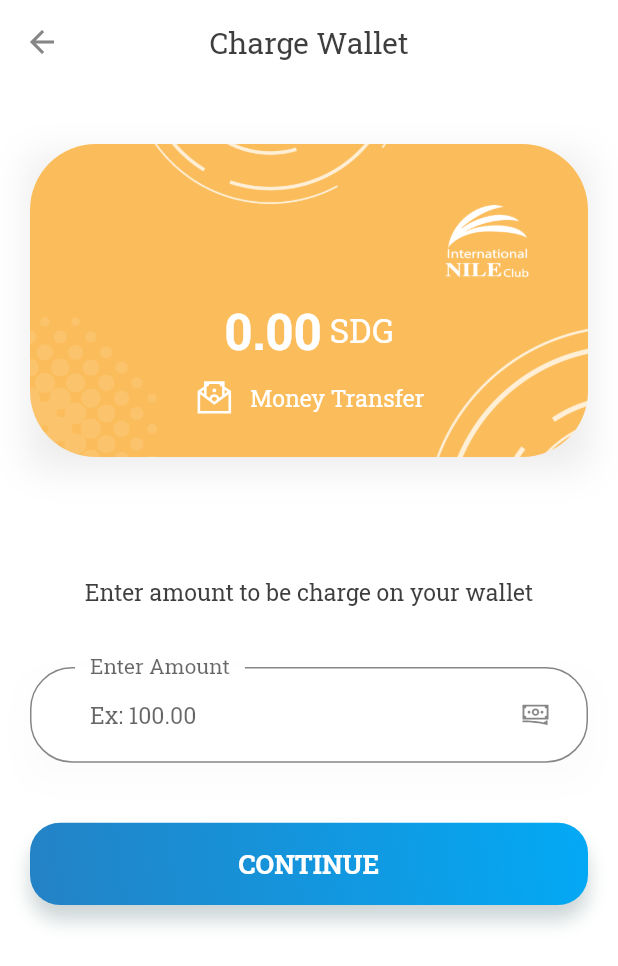
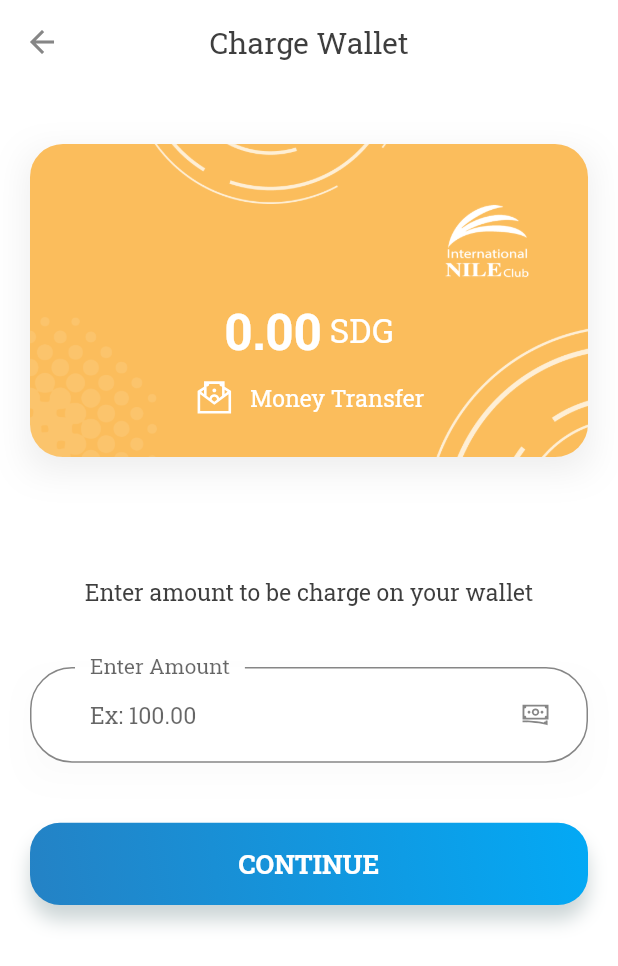
Before and after one commit to MohamedSaifAldawla/Nile-Club-App, a Flutter app: the HomeScreen screen opened by its route, after a tap on "Charge Wallet", on a phone screen of 412 x 824 dp. Shown: the top 966 px of the screen. Run offline on Flutter 3.47's test engine with Material 2 defaults, Android fonts, the phone set to English and light mode, and no system bars; our stand-ins replace cached_network_image, dio, dropdown_button2, firebase_core, firebase_messaging, flutter_spinkit and 17 more; missing offline and left inert: qr_code_scanner, restart_app; accounts and stored records are empty; network calls fail; statements that could not run were skipped; project files that could hold a hidden picture were left out.

Commit message:
Edit wallet and all news screen

```diff
--- a/lib/Views/Home/all_news_screen.dart
+++ b/lib/Views/Home/all_news_screen.dart
@@ -20,7 +20,7 @@ class AllNewsScreen extends StatelessWidget {
       ),
       body: Obx(
         () => Padding(
-          padding: EdgeInsets.symmetric(horizontal: 10),
+          padding: EdgeInsets.symmetric(horizontal: 5),
           child: blogsController.isLoading.value
               ? Center(child: Loader())
               : Column(
--- a/lib/Widgets/wallet.dart
+++ b/lib/Widgets/wallet.dart
@@ -29,8 +29,11 @@ class Wallet extends StatelessWidget {
         )
       ]),
       child: ClipRRect(
-        borderRadius:
-            BorderRadius.all(Radius.circular(getProportionateScreenWidth(40))),
+        borderRadius: BorderRadius.all(
+          Radius.circular(
+            getProportionateScreenWidth(20),
+          ),
+        ),
         child: Container(
           width: double.infinity,
           height: getProportionateScreenWidth(190),
@@ -169,8 +172,11 @@ class Wallet2 extends StatelessWidget {
         )
       ]),
       child: ClipRRect(
-        borderRadius:
-            BorderRadius.all(Radius.circular(getProportionateScreenWidth(40))),
+        borderRadius: BorderRadius.all(
+          Radius.circular(
+            getProportionateScreenWidth(20),
+          ),
+        ),
         child: Container(
           width: double.infinity,
           height: getProportionateScreenWidth(190),
```
